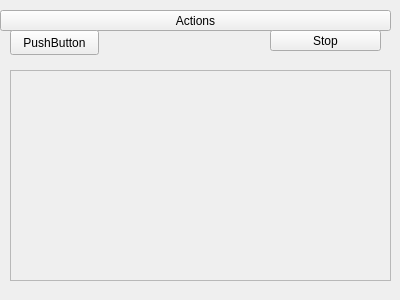
Before: the Qt Designer form Monster_Truck_UI/src/Camera_Window/Cameradialog.ui in alexspirou/ROS_Ackerman_Monster_Truck_, drawn with Qt 5.
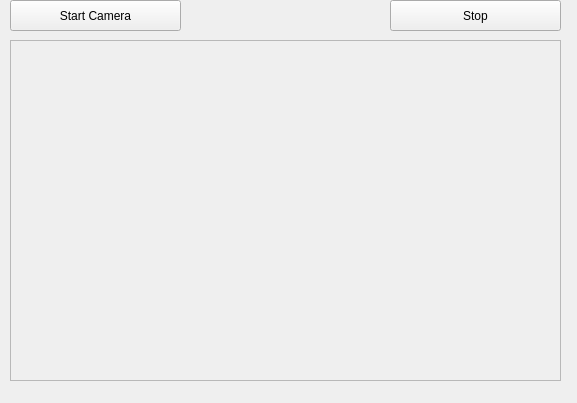
After: the same form once the commit is applied.

Commit message: Web cam ok, Increase window's size

```diff
--- a/Monster_Truck_UI/src/Camera_Window/Cameradialog.ui
+++ b/Monster_Truck_UI/src/Camera_Window/Cameradialog.ui
@@ -6,59 +6,33 @@
    <rect>
     <x>0</x>
     <y>0</y>
-    <width>400</width>
-    <height>300</height>
+    <width>577</width>
+    <height>403</height>
    </rect>
   </property>
   <property name="windowTitle">
    <string>Form</string>
   </property>
-  <widget class="QPushButton" name="m_Actions">
-   <property name="geometry">
-    <rect>
-     <x>0</x>
-     <y>10</y>
-     <width>391</width>
-     <height>21</height>
-    </rect>
-   </property>
-   <property name="text">
-    <string>Actions</string>
-   </property>
-  </widget>
   <widget class="QPushButton" name="m_CameraStartButon">
    <property name="geometry">
     <rect>
      <x>10</x>
-     <y>30</y>
-     <width>89</width>
-     <height>25</height>
+     <y>0</y>
+     <width>171</width>
+     <height>31</height>
     </rect>
    </property>
    <property name="text">
-    <string>PushButton</string>
-   </property>
-  </widget>
-  <widget class="QPushButton" name="m_CameraStopButton">
-   <property name="geometry">
-    <rect>
-     <x>270</x>
-     <y>30</y>
-     <width>111</width>
-     <height>21</height>
-    </rect>
-   </property>
-   <property name="text">
-    <string>Stop</string>
+    <string>Start Camera</string>
    </property>
   </widget>
   <widget class="QFrame" name="frame">
    <property name="geometry">
     <rect>
      <x>10</x>
-     <y>70</y>
-     <width>381</width>
-     <height>211</height>
+     <y>40</y>
+     <width>551</width>
+     <height>341</height>
     </rect>
    </property>
    <property name="frameShape">
@@ -68,6 +42,19 @@
     <enum>QFrame::Raised</enum>
    </property>
   </widget>
+  <widget class="QPushButton" name="m_CameraStopButton">
+   <property name="geometry">
+    <rect>
+     <x>390</x>
+     <y>0</y>
+     <width>171</width>
+     <height>31</height>
+    </rect>
+   </property>
+   <property name="text">
+    <string>Stop</string>
+   </property>
+  </widget>
  </widget>
  <resources/>
  <connections/>
```
